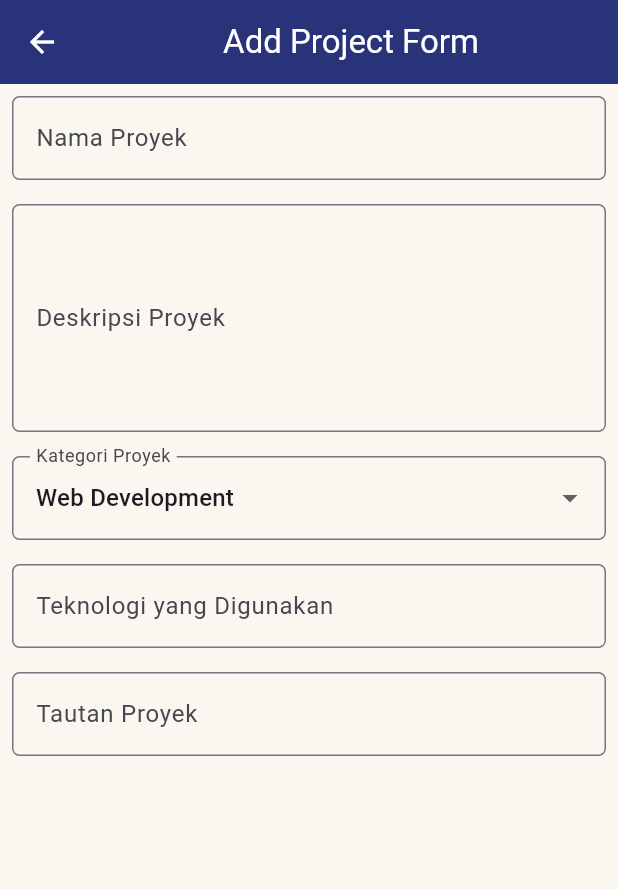
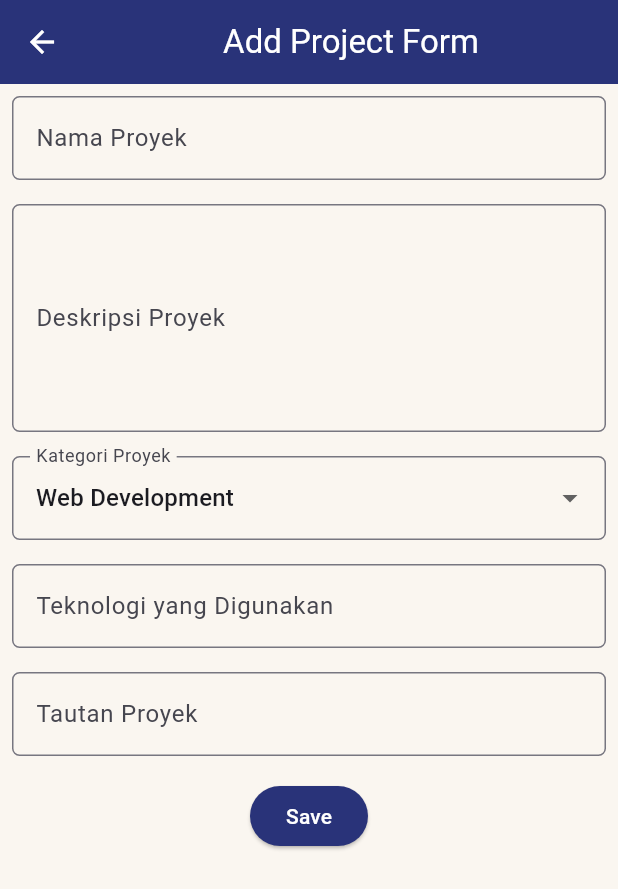
Before and after one commit to msystemctrl/myportofolio_mobile, a Flutter app: the ProjectFormPage screen opened directly, on a phone screen of 412 x 824 dp. Shown: the top 889 px of the screen. Run offline on Flutter 3.47's test engine with Material 3 defaults, Android fonts, the phone set to English and light mode, and no system bars; our stand-ins replace material_ui.

Commit message:
feat(form): add save button with confirmation dialog

```diff
--- a/lib/project_form.dart
+++ b/lib/project_form.dart
@@ -147,6 +147,42 @@ class _ProjectFormPageState extends State<ProjectFormPage> {
                   },
                 ),
               ),
+              Align(
+                alignment: Alignment.bottomCenter,
+                child: Padding(
+                  padding: const EdgeInsets.all(8.0),
+                  child: ElevatedButton(
+                    style: ButtonStyle(
+                      backgroundColor: WidgetStateProperty.all(AppColors.ink),
+                    ),
+                    onPressed: () {
+                      if (_formKey.currentState!.validate()) {
+                        showDialog(
+                          context: context,
+                          builder: (context) {
+                            return AlertDialog(
+                              title: const Text('Proyek berhasil ditambahkan!'),
+                              actions: [
+                                TextButton(
+                                  child: const Text('OK'),
+                                  onPressed: () {
+                                    Navigator.pop(context);
+                                    _formKey.currentState!.reset();
+                                  },
+                                ),
+                              ],
+                            );
+                          },
+                        );
+                      }
+                    },
+                    child: const Text(
+                      "Save",
+                      style: TextStyle(color: Colors.white),
+                    ),
+                  ),
+                ),
+              ),
             ],
           ),
         ),
```
